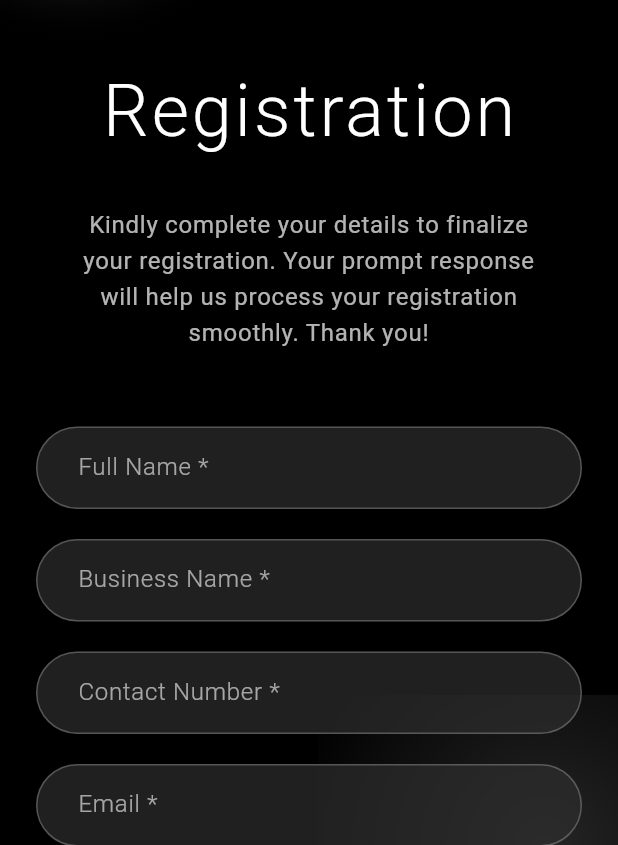
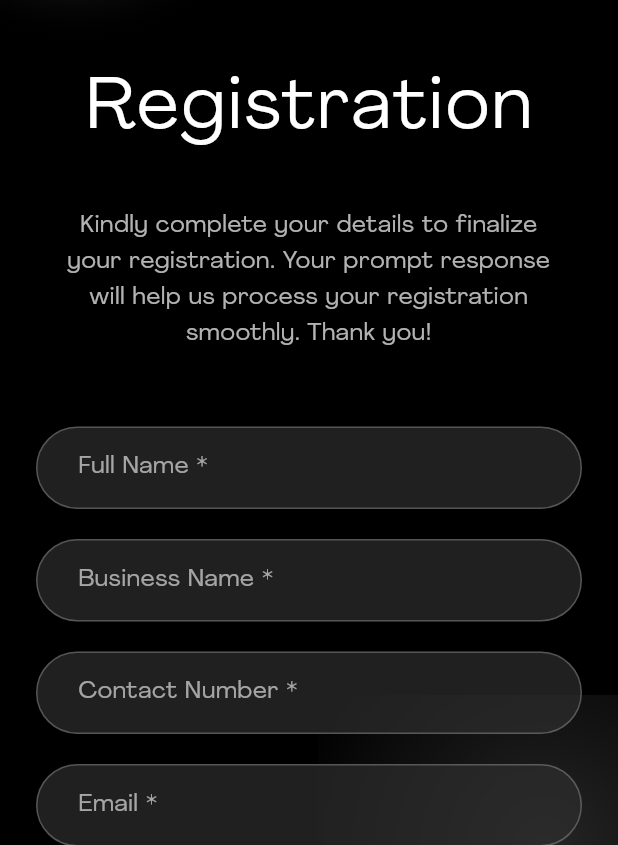
Before and after one commit to Afika-1/corpnet_flut, a Flutter app: the screen it shows after launch, after a tap on "WELCOME", on a phone screen of 412 x 824 dp, the part 391-1236 px from its top. Run offline on Flutter 3.47's test engine with Material 3 defaults, Android fonts, the phone set to English and light mode, and no system bars; network calls fail.

Commit message:
added fonts folder and dependances

```diff
--- a/lib/main.dart
+++ b/lib/main.dart
@@ -25,6 +25,7 @@ class CorpNetApp extends StatelessWidget {
     return MaterialApp(
       title: 'CorpNet',
       theme: ThemeData(
+        fontFamily: 'Agrandir',
         useMaterial3: true,
         colorScheme: ColorScheme(
           primary: maroonPrimary,
@@ -38,13 +39,14 @@ class CorpNetApp extends StatelessWidget {
           onSurface: Colors.white,
           onError: Colors.white,
           brightness: Brightness.dark,
+
         ),
         scaffoldBackgroundColor: darkBackground,
         appBarTheme: AppBarTheme(
           backgroundColor: maroonPrimary,
           foregroundColor: Colors.white,
           titleTextStyle: TextStyle(
-            fontFamily: 'Poppins',
+            fontFamily: 'Agrandir',
             fontWeight: FontWeight.w600,
             fontSize: 20,
             color: Colors.white,
--- a/lib/screens/welcome_screen.dart
+++ b/lib/screens/welcome_screen.dart
@@ -115,7 +115,7 @@ class IngelosiWelcomeScreenState extends State<IngelosiWelcomeScreen>
                           fontSize: 64,
                           fontWeight: FontWeight.w400,
                           letterSpacing: 2,
-                          fontFamily: 'Agrandir',
+                          fontFamily: 'Agrandir-GrandHeavy',
                           height: 1.1,
                         ),
                       ),
```
Also changed, not shown: pubspec.yaml (+18 -5 lines), lib/asset/Agrandir-Font-Family/fonts/Agrandir-GrandHeavy.otf (added), lib/asset/Agrandir-Font-Family/fonts/Agrandir-GrandLight.otf (added), lib/asset/Agrandir-Font-Family/fonts/Agrandir-Narrow.otf (added), lib/asset/Agrandir-Font-Family/fonts/Agrandir-Regular.otf (added), lib/asset/Agrandir-Font-Family/fonts/Agrandir-TextBold.otf (added), lib/asset/Agrandir-Font-Family/fonts/Agrandir-ThinItalic.otf (added), lib/asset/Agrandir-Font-Family/fonts/Agrandir-Tight.otf (added), lib/asset/Agrandir-Font-Family/fonts/Agrandir-WideBlackItalic.otf (added), lib/asset/Agrandir-Font-Family/fonts/Agrandir-WideLight.otf (added), 1 other file.
